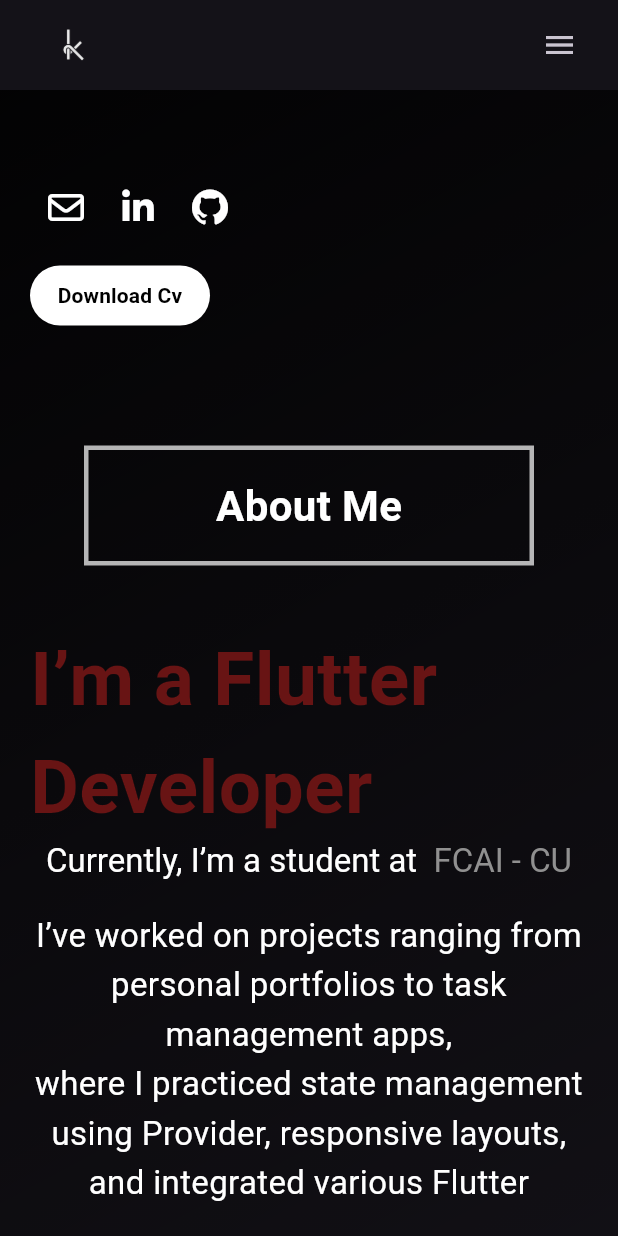
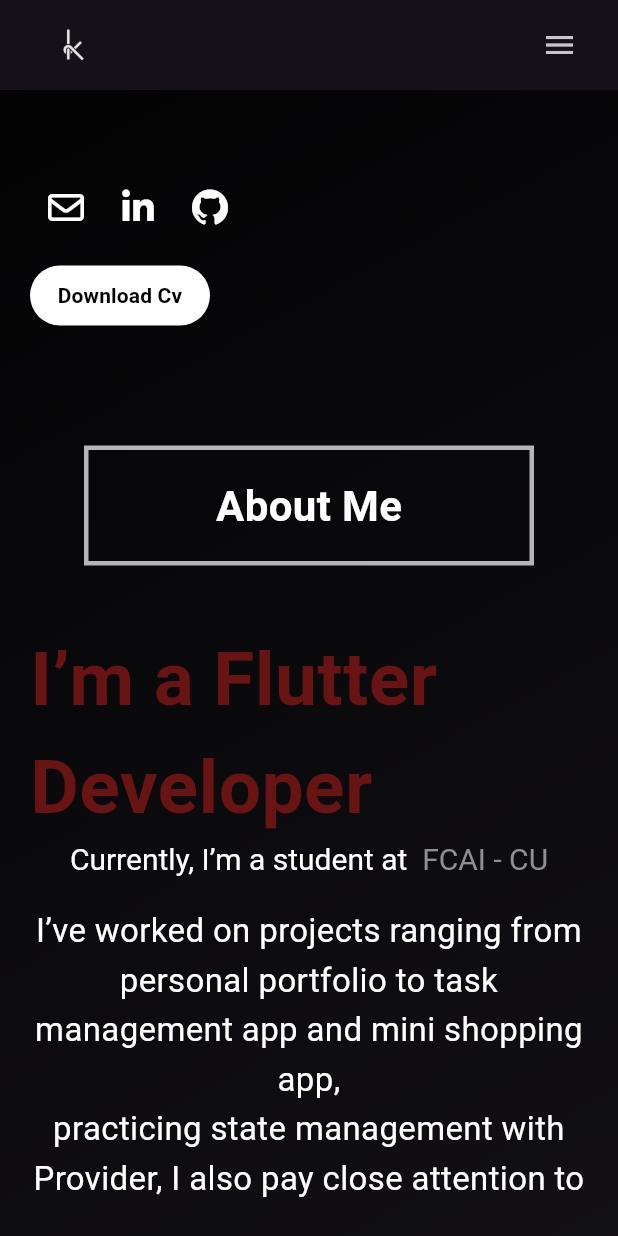
Before and after one commit to klarasameh1/Portfolio, a Flutter app: the screen it shows after launch, scrolled down 576 dp, on a phone screen of 412 x 824 dp. Run offline on Flutter 3.47's test engine with Material 3 defaults, Android fonts, the phone set to English and light mode, and no system bars; our stand-ins replace font_awesome_flutter.

Commit message:
edit about section

```diff
--- a/lib/pages/About/aboutPage.dart
+++ b/lib/pages/About/aboutPage.dart
@@ -24,7 +24,7 @@ class AboutPage extends StatelessWidget {
             ),
             RichText(
               text: TextSpan(
-                style: const TextStyle(fontSize: 22, color: Colors.white),
+                style: const TextStyle(fontSize: 20, color: Colors.white),
                 children: [
                   const TextSpan(text: "Currently, I’m a student at  "),
                   TextSpan(
@@ -41,9 +41,9 @@ class AboutPage extends StatelessWidget {
             // Experience
             const Text(
               textAlign: TextAlign.center,
-              "I’ve worked on projects ranging from personal portfolios to task management apps, "
-                  "\nwhere I practiced state management using Provider, responsive layouts, and "
-                  "integrated various Flutter widgets effectively.",
+              "I’ve worked on projects ranging from personal portfolio to task management app and mini shopping app, "
+                  "\npracticing state management with Provider, I also pay close attention to UI/UX principles to make applications both functional and beautiful"
+                  'My goal is to grow as a developer by contributing to impactful projects while continuously learning and improving my craft.',
               style: TextStyle(
                 fontSize: 22,
                 color: Colors.white,
@@ -67,9 +67,3 @@ class AboutPage extends StatelessWidget {
     );
   }
 }
-
-// Hi, I’m Klara, a Flutter developer passionate about turning ideas into smooth, engaging mobile experiences. I enjoy building apps from scratch and refining them into user-friendly solutions.
-//
-// I’ve developed projects ranging from personal portfolios to task management apps, practicing state management with Provider, responsive UI layouts, and Firebase integration. I also pay close attention to UI/UX principles to make applications both functional and beautiful.
-//
-// My goal is to grow as a developer by contributing to impactful projects while continuously learning and improving my craft.
```
